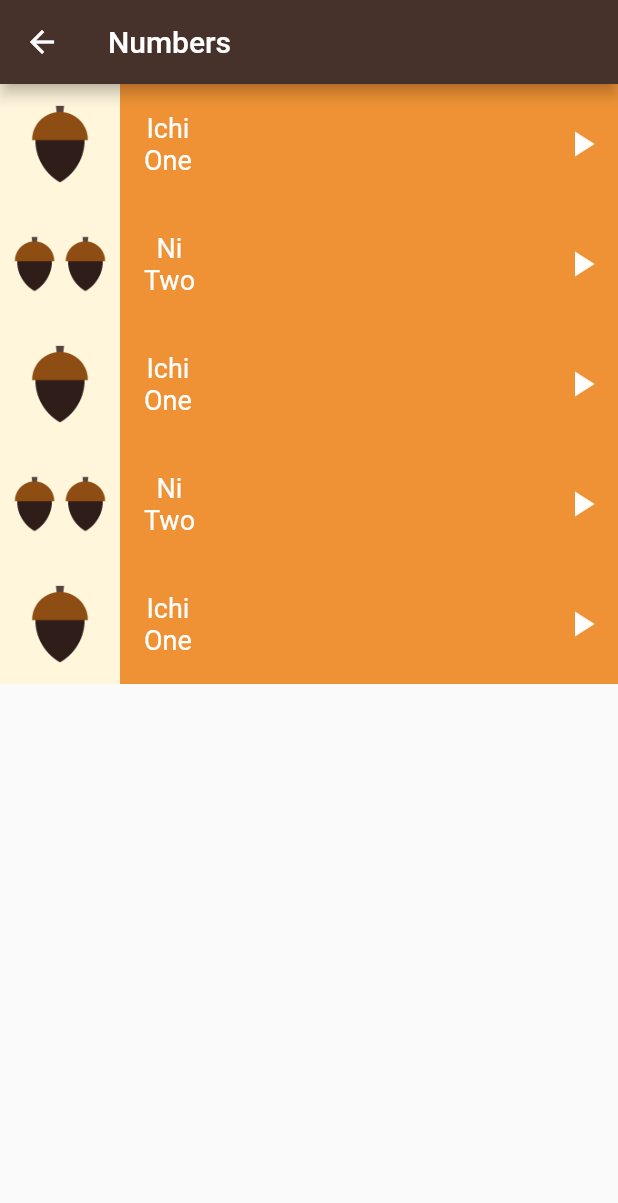
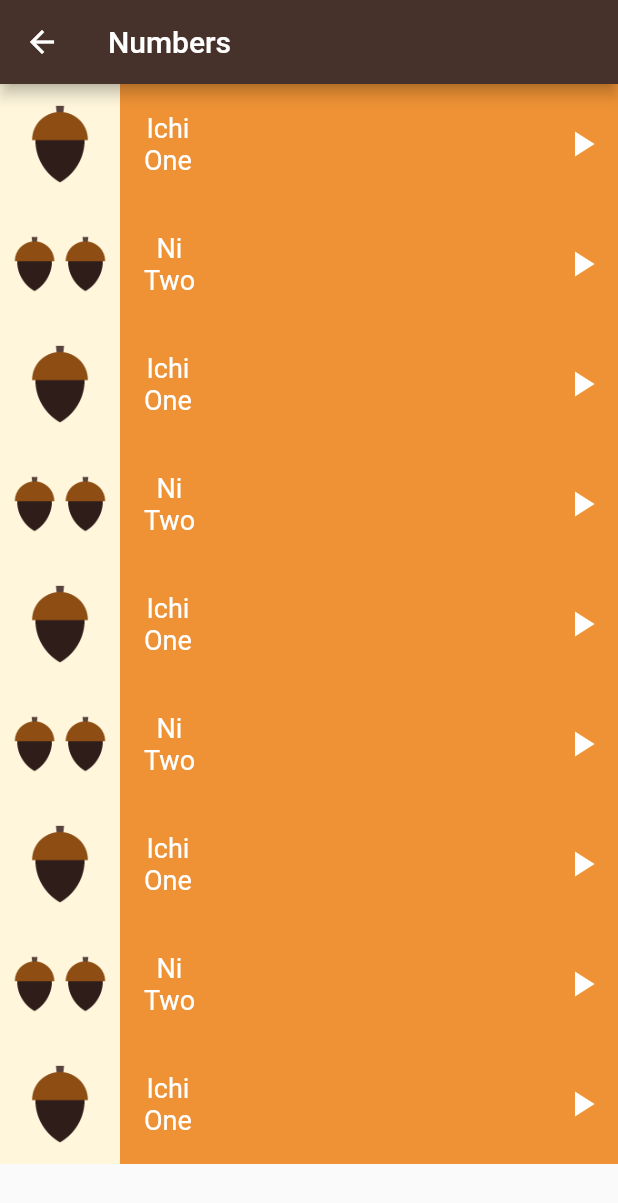
Before and after one commit to ImadDz-7/Toku-Language-Learning-App, a Flutter app: the NumbersScreen screen opened directly, on a phone screen of 412 x 824 dp. Shown: the top 1203 px of the screen. Run offline on Flutter 3.47's test engine with Material 2 defaults, Android fonts, the phone set to English and light mode, and no system bars.

Commit message:
Replace the Column widget with a ListView widget to resolve the Renderflex exception and making a scroll items

```diff
--- a/lib/screens/numbers_screen.dart
+++ b/lib/screens/numbers_screen.dart
@@ -24,8 +24,12 @@ class NumbersScreen extends StatelessWidget {
         backgroundColor: const Color(0xFF46322B),
         title: const Text('Numbers'),
       ),
-      body: Column(
+      body: ListView(
         children: [
+          Item(number: one),
+          Item(number: two),
+          Item(number: one),
+          Item(number: two),
           Item(number: one),
           Item(number: two),
           Item(number: one),
```
